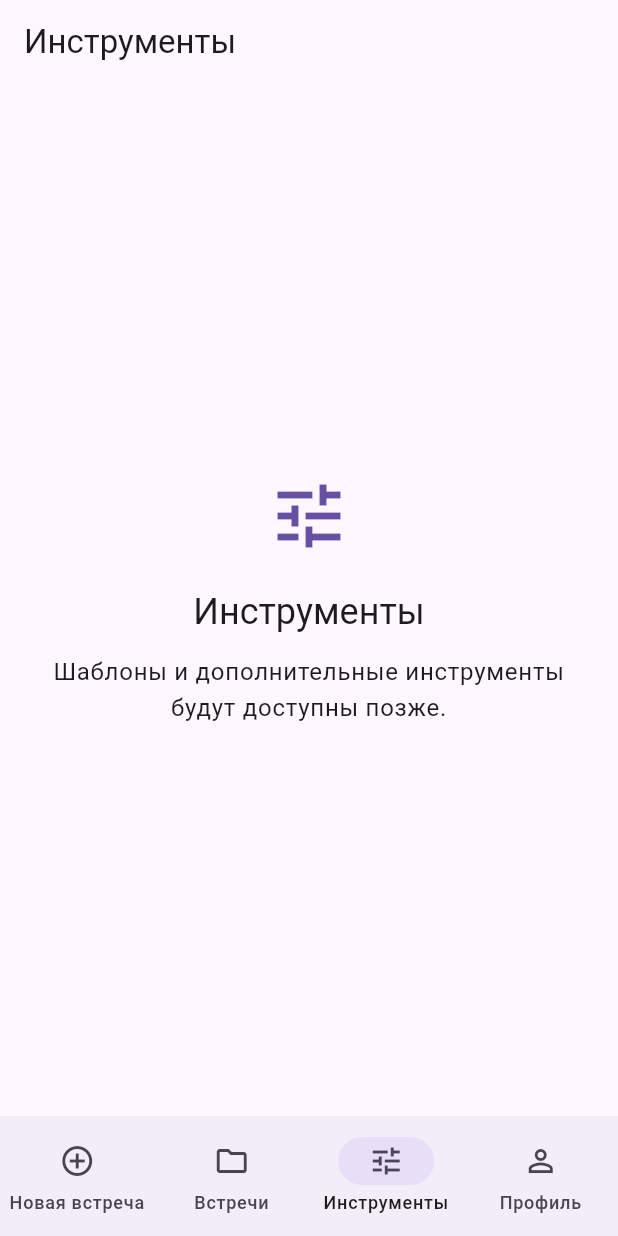
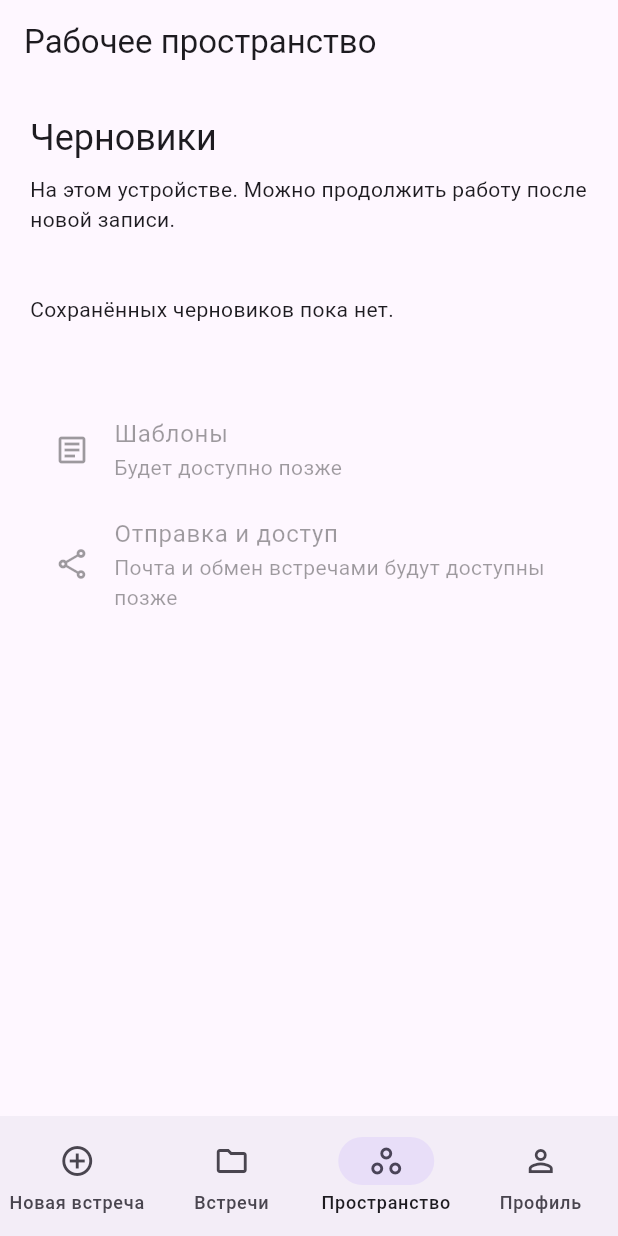
Before and after one commit to Mister-0-Zero/YourMettings, a Flutter app: the MeetingShell screen opened directly with empty values, item 3 of the bottom bar chosen, on a phone screen of 412 x 824 dp. Run offline on Flutter 3.47's test engine with Material 3 defaults, Android fonts, the phone set to English and light mode, and no system bars; our stand-ins replace file_picker, flutter_markdown_plus; missing offline and left inert: flutter_foreground_task, flutter_quill, markdown, markdown_quill, record.

Commit message:
feat(mobile): add workspace and three-way meeting exit

```diff
--- a/mobile/lib/app/your_mettings_app.dart
+++ b/mobile/lib/app/your_mettings_app.dart
@@ -2,6 +2,8 @@ import '../features/recording/recorder_coordinator.dart';
 import '../features/recording/audio_review_controller.dart';
 import '../features/recording/recorder_page.dart';
 import 'appearance.dart';
+import '../services/audio_draft_store.dart';
+import '../features/recording/workspace_page.dart';
 
 import 'package:flutter_quill/flutter_quill.dart'
     show FlutterQuillLocalizations;
@@ -20,11 +22,13 @@ class YourMettingsApp extends StatefulWidget {
     this.appearance,
     this.recorder,
     this.audioReview,
+    this.drafts,
   });
   final MeetingController? controller;
   final AppearanceController? appearance;
   final RecorderCoordinator? recorder;
   final AudioReviewController? audioReview;
+  final AudioDraftRepository? drafts;
   @override
   State<YourMettingsApp> createState() => _YourMettingsAppState();
 }
@@ -60,6 +64,7 @@ class _YourMettingsAppState extends State<YourMettingsApp> {
         appearance: _appearance,
         recorder: widget.recorder,
         audioReview: widget.audioReview,
+        drafts: widget.drafts,
       ),
     ),
   );
@@ -72,11 +77,13 @@ class MeetingShell extends StatefulWidget {
     required this.appearance,
     this.recorder,
     this.audioReview,
+    this.drafts,
   });
   final MeetingController? controller;
   final AppearanceController appearance;
   final RecorderCoordinator? recorder;
   final AudioReviewController? audioReview;
+  final AudioDraftRepository? drafts;
 
   @override
   State<MeetingShell> createState() => _MeetingShellState();
@@ -109,7 +116,12 @@ class _MeetingShellState extends State<MeetingShell>
   }
 
   int _selected = 0;
-  static const _titles = ['Новая встреча', 'Встречи', 'Инструменты', 'Профиль'];
+  static const _titles = [
+    'Новая встреча',
+    'Встречи',
+    'Рабочее пространство',
+    'Профиль',
+  ];
 
   @override
   Widget build(BuildContext context) => Scaffold(
@@ -131,11 +143,12 @@ class _MeetingShellState extends State<MeetingShell>
                       'Здесь появятся папки и результаты обработки встреч.',
                 )
               : MeetingsPage(controller: widget.controller!),
-          PlaceholderPage(
-            icon: Icons.tune_outlined,
-            title: 'Инструменты',
-            message:
-                'Шаблоны и дополнительные инструменты будут доступны позже.',
+          WorkspacePage(
+            controller: widget.controller,
+            recorder: widget.recorder,
+            review: widget.audioReview,
+            drafts: widget.drafts,
+            visible: _selected == 2,
           ),
           AppearancePage(controller: widget.appearance),
         ],
@@ -162,8 +175,8 @@ class _MeetingShellState extends State<MeetingShell>
         DefaultTextStyle.merge(
           textAlign: TextAlign.center,
           child: const NavigationDestination(
-            icon: Icon(Icons.tune_outlined),
-            label: 'Инструменты',
+            icon: Icon(Icons.workspaces_outline),
+            label: 'Пространство',
           ),
         ),
         DefaultTextStyle.merge(
--- /dev/null
+++ b/mobile/lib/features/recording/workspace_page.dart
@@ -0,0 +1,163 @@
+import 'package:flutter/material.dart';
+
+import '../../services/audio_draft_store.dart';
+import '../new_meeting/meeting_controller.dart';
+import '../new_meeting/transcript_page.dart';
+import 'audio_review_controller.dart';
+import 'recorder_coordinator.dart';
+import 'recorder_page.dart';
+
+class WorkspacePage extends StatefulWidget {
+  const WorkspacePage({
+    super.key,
+    this.controller,
+    this.recorder,
+    this.review,
+    this.drafts,
+    this.visible = true,
+  });
+  final MeetingController? controller;
+  final RecorderCoordinator? recorder;
+  final AudioReviewController? review;
+  final AudioDraftRepository? drafts;
+  final bool visible;
+  @override
+  State<WorkspacePage> createState() => _WorkspacePageState();
+}
+
+class _WorkspacePageState extends State<WorkspacePage> {
+  String? _opening;
+  Future<void> _open(SavedAudioDraft entry) async {
+    if (_opening != null || widget.review == null || widget.recorder == null) {
+      return;
+    }
+    setState(() => _opening = entry.sessionId);
+    AudioReviewController? owned;
+    try {
+      if (entry.handoff) {
+        await widget.review!.recoverHandoffs();
+        final remaining = widget.drafts![entry.sessionId];
+        if (remaining == null) return;
+        if (remaining.handoff) throw StateError('Handoff incomplete');
+        entry = remaining;
+      }
+      if (!mounted || !widget.visible) return;
+      if (widget.recorder!.state['id'] == entry.sessionId) {
+        await Navigator.of(context).push<void>(
+          MaterialPageRoute(
+            builder: (_) => RecorderPage(
+              recorder: widget.recorder!,
+              review: widget.review!,
+            ),
+          ),
+        );
+        return;
+      }
+      final review = AudioReviewController(
+        widget.review!.api,
+        DeferredAudioRecoveryStore(widget.drafts!, entry.sessionId),
+        widget.recorder!,
+        drafts: widget.drafts,
+        fixedSessionId: entry.sessionId,
+        audioApiFactory: widget.review!.audioApiFactory,
+      )..boundariesReviewed = entry.boundariesReviewed;
+      owned = review;
+      await review.initialize();
+      await review.openReview();
+      if (!mounted || !widget.visible) return;
+      await Navigator.of(context).push<void>(
+        MaterialPageRoute(
+          builder: (_) => TranscriptPage(
+            controller: review,
+            audioReview: true,
+            reviewNotice: review.needsBoundaryReview
+                ? AudioBoundaryReview(review: review)
+                : null,
+          ),
+        ),
+      );
+    } catch (_) {
+      if (mounted) {
+        ScaffoldMessenger.of(context).showSnackBar(
+          SnackBar(
+            content: Text(
+              widget.review!.storageError ?? 'Не удалось открыть черновик. Данные не удалены; повторите действие.',
+            ),
+          ),
+        );
+      }
+    } finally {
+      owned?.dispose();
+      if (mounted) setState(() => _opening = null);
+    }
+  }
+
+  @override
+  Widget build(BuildContext context) => AnimatedBuilder(
+    animation: widget.drafts ?? const AlwaysStoppedAnimation(0),
+    builder: (context, _) => ListView(
+      padding: const EdgeInsets.all(20),
+      children: [
+        Text('Черновики', style: Theme.of(context).textTheme.headlineSmall),
+        const SizedBox(height: 8),
+        const Text(
+          'На этом устройстве. Можно продолжить работу после новой записи.',
+        ),
+        const SizedBox(height: 16),
+        if (widget.drafts?.items.isEmpty ?? true)
+          const Padding(
+            padding: EdgeInsets.symmetric(vertical: 24),
+            child: Text('Сохранённых черновиков пока нет.'),
+          ),
+        for (final entry in widget.drafts?.items ?? <SavedAudioDraft>[])
+          Card(
+            child: ListTile(
+              key: ValueKey('draft-${entry.sessionId}'),
+              leading: Icon(
+                entry.deletePending
+                    ? Icons.delete_outline
+                    : Icons.description_outlined,
+              ),
+              title: Text(
+                entry.title.isEmpty ? 'Без названия' : entry.title,
+                maxLines: 2,
+                overflow: TextOverflow.ellipsis,
+              ),
+              subtitle: Text(
+                entry.handoff
+                    ? 'Завершить сохранение'
+                    : entry.deletePending
+                    ? 'Удаление не завершено — повторить'
+                    : entry.recovery.operation != null
+                    ? 'Открыть обработку'
+                    : 'Продолжить редактирование',
+              ),
+              trailing: _opening == entry.sessionId
+                  ? const SizedBox(
+                      width: 24,
+                      height: 24,
+                      child: CircularProgressIndicator(strokeWidth: 2),
+                    )
+                  : const Icon(Icons.chevron_right),
+              onTap: _opening == null && widget.review != null
+                  ? () => _open(entry)
+                  : null,
+            ),
+          ),
+        const SizedBox(height: 24),
+        const ListTile(
+          enabled: false,
+          leading: Icon(Icons.article_outlined),
+          title: Text('Шаблоны'),
+          subtitle: Text('Будет доступно позже'),
+        ),
+        const ListTile(
+          enabled: false,
+          leading: Icon(Icons.share_outlined),
+          title: Text('Отправка и доступ'),
+          subtitle: Text('Почта и обмен встречами будут доступны позже'),
+        ),
+      ],
+    ),
+  );
+}
```
Also changed, not shown: mobile/lib/features/new_meeting/transcript_page.dart (+102 -15 lines), mobile/lib/features/recording/recorder_page.dart (+8 -8 lines), mobile/lib/main.dart (+10 -0 lines), 3 other files.
